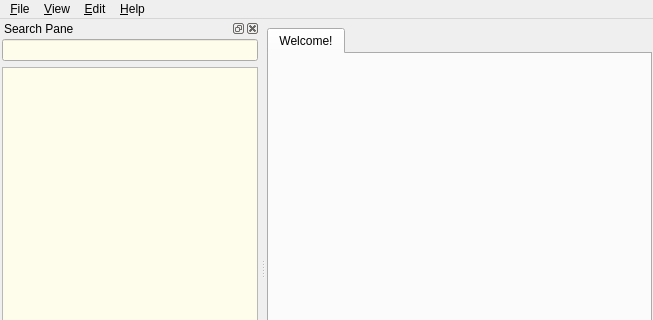
The window that src/mainwindow.ui (goldendict/goldendict) describes before a commit, drawn with Qt 5; both pictures show x 0 to 653 and y 0 to 320 of the 653 by 538 pixel window.
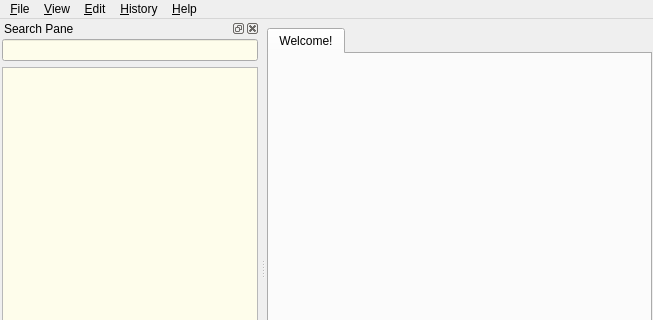
The same window after the commit. Icons and pictures are not drawn. Custom widgets are drawn as their Qt base class.

Commit message: + History of search queries implemented.

```diff
--- a/src/mainwindow.ui
+++ b/src/mainwindow.ui
@@ -97,9 +97,17 @@
      <string>&amp;View</string>
     </property>
    </widget>
+   <widget class="QMenu" name="menuHistory">
+    <property name="title">
+     <string>&amp;History</string>
+    </property>
+    <addaction name="separator"/>
+    <addaction name="clearHistory"/>
+   </widget>
    <addaction name="menuFile"/>
    <addaction name="menuView"/>
    <addaction name="menu_Edit"/>
+   <addaction name="menuHistory"/>
    <addaction name="menu_Help"/>
   </widget>
   <widget class="QStatusBar" name="statusbar"/>
```
Left out of the diff: 5 changed lines with no effect on the pictures. The commit also changes 7 other files.
